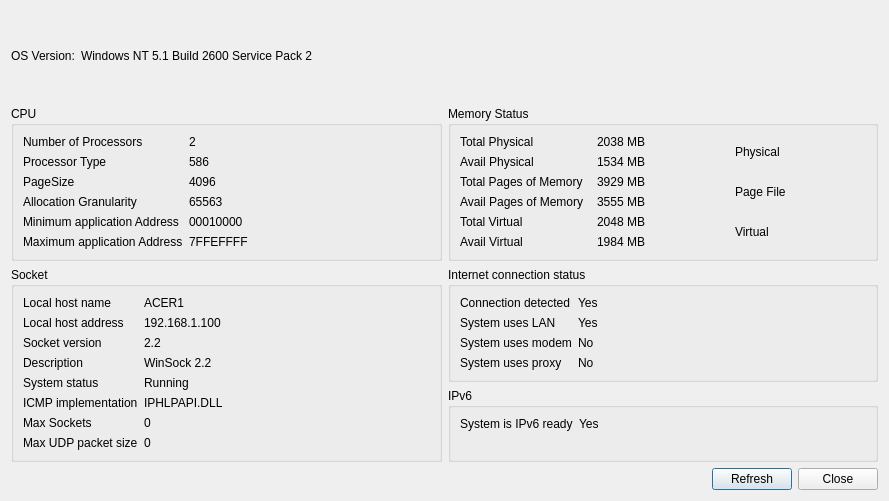
First picture: the form in qHostMonitor/qLocalSystemInfoDlg.ui, repository khomchenkovaa/QHostMonitor, before the edit.
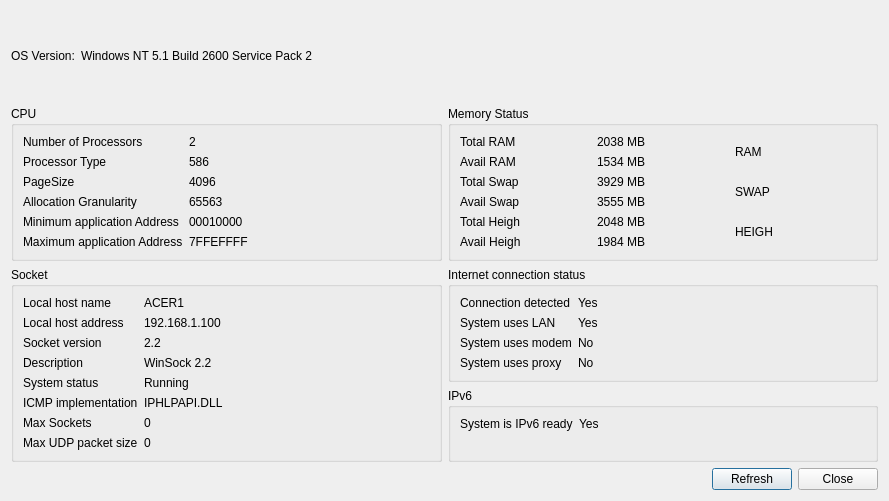
Second picture: the form after the edit.

Commit message: Upd: Local System Info Dlg

```diff
--- a/qHostMonitor/qLocalSystemInfoDlg.ui
+++ b/qHostMonitor/qLocalSystemInfoDlg.ui
@@ -149,7 +149,7 @@
         <item row="0" column="0">
          <widget class="QLabel" name="lblTotalPhysical">
           <property name="text">
-           <string>Total Physical</string>
+           <string>Total RAM</string>
           </property>
          </widget>
         </item>
@@ -163,7 +163,7 @@
         <item row="1" column="0">
          <widget class="QLabel" name="lblAvailPhysical">
           <property name="text">
-           <string>Avail Physical</string>
+           <string>Avail RAM</string>
           </property>
          </widget>
         </item>
@@ -177,7 +177,7 @@
         <item row="2" column="0">
          <widget class="QLabel" name="lblTotalPageFile">
           <property name="text">
-           <string>Total Pages of Memory</string>
+           <string>Total Swap</string>
           </property>
          </widget>
         </item>
@@ -191,7 +191,7 @@
         <item row="3" column="0">
          <widget class="QLabel" name="lblAvailPageFile">
           <property name="text">
-           <string>Avail Pages of Memory</string>
+           <string>Avail Swap</string>
           </property>
          </widget>
         </item>
@@ -205,7 +205,7 @@
         <item row="4" column="0">
          <widget class="QLabel" name="lblTotalVirtual">
           <property name="text">
-           <string>Total Virtual</string>
+           <string>Total Heigh</string>
           </property>
          </widget>
         </item>
@@ -219,7 +219,7 @@
         <item row="5" column="0">
          <widget class="QLabel" name="lblAvailVirtual">
           <property name="text">
-           <string>Avail Virtual</string>
+           <string>Avail Heigh</string>
           </property>
          </widget>
         </item>
@@ -233,7 +233,7 @@
         <item row="0" column="2" rowspan="2">
          <widget class="QLabel" name="piePhysical">
           <property name="text">
-           <string>Physical</string>
+           <string>RAM</string>
           </property>
           <property name="textInteractionFlags">
            <set>Qt::NoTextInteraction</set>
@@ -243,14 +243,14 @@
         <item row="2" column="2" rowspan="2">
          <widget class="QLabel" name="piePageFile">
           <property name="text">
-           <string>Page File</string>
+           <string>SWAP</string>
           </property>
          </widget>
         </item>
         <item row="4" column="2" rowspan="2">
          <widget class="QLabel" name="pieVirtual">
           <property name="text">
-           <string>Virtual</string>
+           <string>HEIGH</string>
           </property>
          </widget>
         </item>
```
The commit also changes 2 other files.
